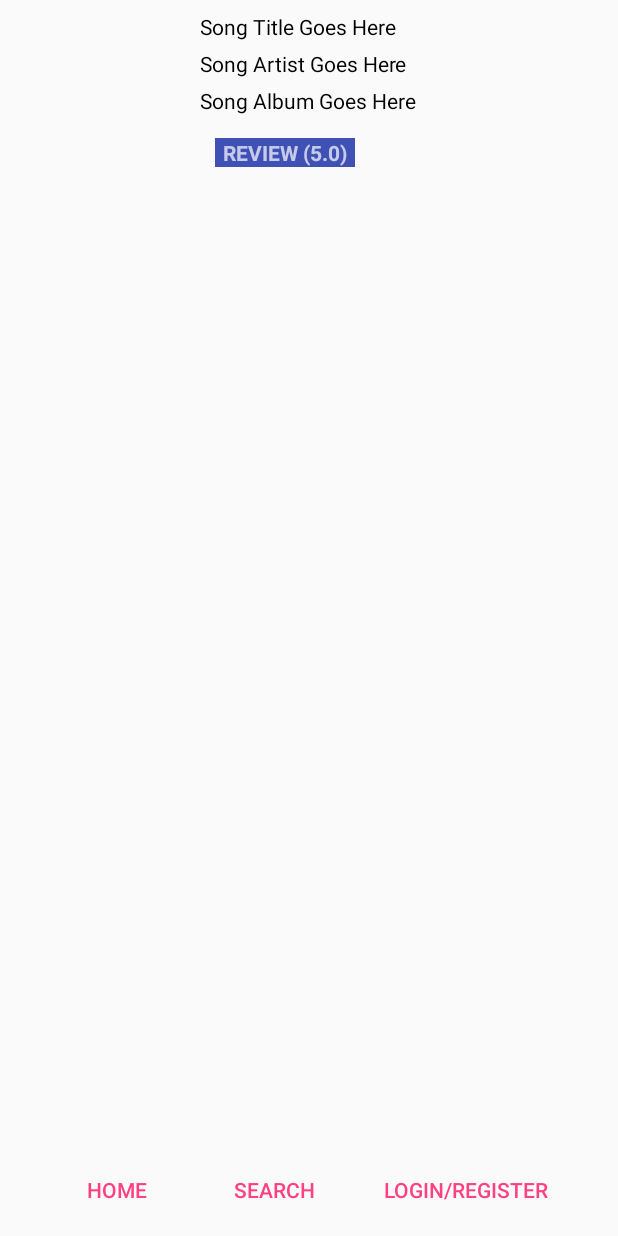
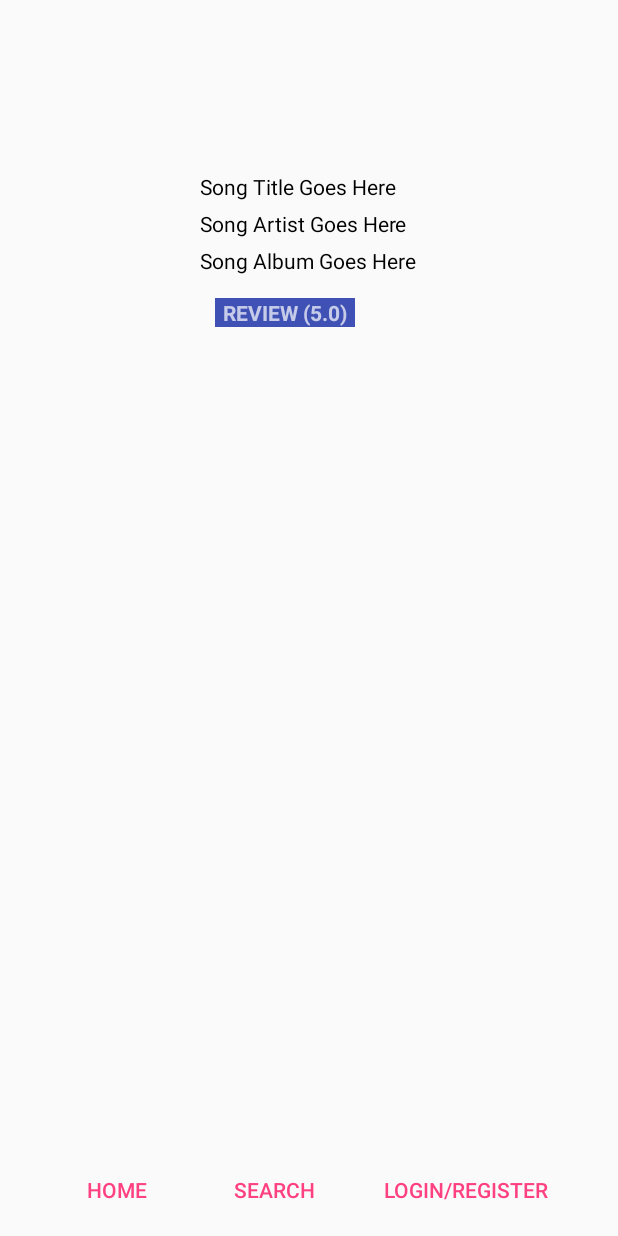
Before and after one commit to frazier85/RottenPotatoes, an Android app: the layout song_page.xml on its own in the app's theme, with its tools: preview values and no code run, on a phone screen of 412 x 824 dp. Run offline under Robolectric (Android 15) with nearby library versions, the phone set to English and light mode, and no system bars; network calls fail.

Commit message:
Enabled clicking on a recycler view item to bring up the album page.
Note.... SongPage.java is actually the album page... Decisions were made poorly.

```diff
--- a/RottenPotatoes/app/src/main/AndroidManifest.xml
+++ b/RottenPotatoes/app/src/main/AndroidManifest.xml
@@ -45,6 +45,10 @@
             <meta-data android:name="android.app.searchable"
                        android:resource="@xml/searchable"/>
         </activity>
+        <activity
+            android:name=".SongPage"
+            android:parentActivityName=".SearchPage">
+        </activity>
     </application>
 
 </manifest>
--- a/RottenPotatoes/app/src/main/java/com/group4/rottenpotatoes/SearchPage.java
+++ b/RottenPotatoes/app/src/main/java/com/group4/rottenpotatoes/SearchPage.java
@@ -86,8 +86,6 @@ public class SearchPage extends AppCompatActivity {
         }
     }
 
-
-
     private void search(String query)
     {
         mSongList = new ArrayList<Song>();
--- a/RottenPotatoes/app/src/main/res/layout/song_page.xml
+++ b/RottenPotatoes/app/src/main/res/layout/song_page.xml
@@ -1,17 +1,18 @@
 <?xml version="1.0" encoding="utf-8"?>
 <android.support.constraint.ConstraintLayout xmlns:android="http://schemas.android.com/apk/res/android"
+    xmlns:app="http://schemas.android.com/apk/res-auto"
     xmlns:tools="http://schemas.android.com/tools"
     android:layout_width="match_parent"
     android:layout_height="match_parent"
-    xmlns:app="http://schemas.android.com/apk/res-auto"
     android:orientation="vertical">
 
     <RelativeLayout
+        android:id="@+id/relativeLayout"
         android:layout_width="match_parent"
         android:layout_height="wrap_content"
         android:layout_marginBottom="8dp"
         android:padding="8dp"
-        app:layout_constraintBottom_toTopOf="@+id/recyclerView"
+        app:layout_constraintBottom_toTopOf="@+id/recyclerViewComments"
         app:layout_constraintEnd_toEndOf="parent"
         app:layout_constraintStart_toStartOf="parent"
         app:layout_constraintTop_toTopOf="parent">
@@ -78,13 +79,15 @@
     <android.support.v7.widget.RecyclerView
         android:id="@+id/recyclerViewComments"
         android:layout_width="378dp"
-        android:layout_height="392dp"
+        android:layout_height="292dp"
         android:layout_marginBottom="20dp"
         android:layout_marginEnd="17dp"
         android:layout_marginStart="16dp"
+        android:layout_marginTop="3dp"
         app:layout_constraintBottom_toTopOf="@+id/bottomNavigationBarSongPage"
         app:layout_constraintEnd_toEndOf="parent"
-        app:layout_constraintStart_toStartOf="parent" />
+        app:layout_constraintStart_toStartOf="parent"
+        app:layout_constraintTop_toBottomOf="@+id/relativeLayout" />
 
 
     <android.support.design.widget.BottomNavigationView
```
Also changed, not shown: RottenPotatoes/app/src/main/java/com/group4/rottenpotatoes/SongAdapter.java (+23 -3 lines), RottenPotatoes/app/src/main/java/com/group4/rottenpotatoes/SongPage.java (+65 -9 lines).
